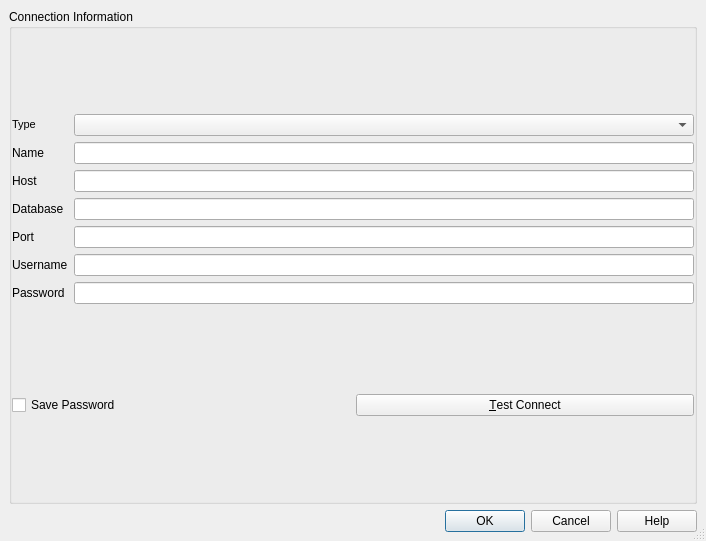
Qt form src/ui/qgsnewogrconnectionbase.ui (kadas-albireo/kadas-albireo) before a commit.
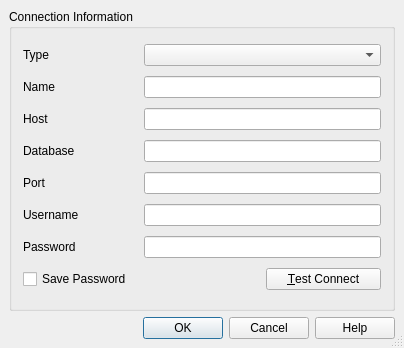
The same form after that commit.

```diff
--- a/src/ui/qgsnewogrconnectionbase.ui
+++ b/src/ui/qgsnewogrconnectionbase.ui
@@ -6,8 +6,8 @@
    <rect>
     <x>0</x>
     <y>0</y>
-    <width>706</width>
-    <height>541</height>
+    <width>404</width>
+    <height>348</height>
    </rect>
   </property>
   <property name="sizePolicy">
@@ -37,68 +37,21 @@
      <property name="title">
       <string>Connection Information</string>
      </property>
-     <layout class="QGridLayout">
-      <property name="margin">
-       <number>0</number>
-      </property>
-      <property name="spacing">
-       <number>5</number>
-      </property>
-      <item row="1" column="0">
-       <layout class="QHBoxLayout">
-        <property name="spacing">
-         <number>6</number>
-        </property>
-        <property name="margin">
-         <number>0</number>
-        </property>
-        <item>
-         <widget class="QCheckBox" name="chkStorePassword">
-          <property name="text">
-           <string>Save Password</string>
-          </property>
-         </widget>
-        </item>
-        <item>
-         <widget class="QPushButton" name="btnConnect">
-          <property name="text">
-           <string>&amp;Test Connect</string>
-          </property>
-         </widget>
-        </item>
-       </layout>
-      </item>
+     <layout class="QGridLayout" name="gridLayout">
       <item row="0" column="0">
-       <layout class="QHBoxLayout">
-        <property name="spacing">
-         <number>6</number>
-        </property>
-        <property name="margin">
-         <number>0</number>
-        </property>
-        <item>
-         <layout class="QVBoxLayout">
-          <property name="spacing">
-           <number>6</number>
-          </property>
-          <property name="margin">
-           <number>0</number>
-          </property>
-          <item>
            <widget class="QLabel" name="label">
             <property name="text">
-             <string>&lt;!DOCTYPE HTML PUBLIC &quot;-//W3C//DTD HTML 4.0//EN&quot; &quot;http://www.w3.org/TR/REC-html40/strict.dtd&quot;&gt;
-&lt;html&gt;&lt;head&gt;&lt;meta name=&quot;qrichtext&quot; content=&quot;1&quot; /&gt;&lt;style type=&quot;text/css&quot;&gt;
-p, li { white-space: pre-wrap; }
-&lt;/style&gt;&lt;/head&gt;&lt;body style=&quot; font-family:'MS Shell Dlg 2'; font-size:8.25pt; font-weight:400; font-style:normal;&quot;&gt;
-&lt;p style=&quot; margin-top:0px; margin-bottom:0px; margin-left:0px; margin-right:0px; -qt-block-indent:0; text-indent:0px;&quot;&gt;&lt;span style=&quot; font-size:8pt;&quot;&gt;Type&lt;/span&gt;&lt;/p&gt;&lt;/body&gt;&lt;/html&gt;</string>
+         <string>Type</string>
             </property>
             <property name="buddy">
              <cstring>cmbDatabaseTypes</cstring>
             </property>
            </widget>
           </item>
-          <item>
+      <item row="0" column="1" colspan="2">
+       <widget class="QComboBox" name="cmbDatabaseTypes"/>
+      </item>
+      <item row="1" column="0">
            <widget class="QLabel" name="TextLabel1_2">
             <property name="text">
              <string>Name</string>
@@ -108,7 +61,14 @@
             </property>
            </widget>
           </item>
-          <item>
+      <item row="1" column="1" colspan="2">
+       <widget class="QLineEdit" name="txtName">
+        <property name="toolTip">
+         <string>Name of the new connection</string>
+        </property>
+       </widget>
+      </item>
+      <item row="2" column="0">
            <widget class="QLabel" name="TextLabel1">
             <property name="text">
              <string>Host</string>
@@ -118,7 +78,10 @@
             </property>
            </widget>
           </item>
-          <item>
+      <item row="2" column="1" colspan="2">
+       <widget class="QLineEdit" name="txtHost"/>
+      </item>
+      <item row="3" column="0">
            <widget class="QLabel" name="TextLabel2">
             <property name="text">
              <string>Database</string>
@@ -128,7 +91,10 @@
             </property>
            </widget>
           </item>
-          <item>
+      <item row="3" column="1" colspan="2">
+       <widget class="QLineEdit" name="txtDatabase"/>
+      </item>
+      <item row="4" column="0">
            <widget class="QLabel" name="TextLabel2_2">
             <property name="text">
              <string>Port</string>
@@ -138,7 +104,14 @@
             </property>
            </widget>
           </item>
-          <item>
+      <item row="4" column="1" colspan="2">
+       <widget class="QLineEdit" name="txtPort">
+        <property name="text">
+         <string/>
+        </property>
+       </widget>
+      </item>
+      <item row="5" column="0">
            <widget class="QLabel" name="TextLabel3">
             <property name="text">
              <string>Username</string>
@@ -148,7 +121,10 @@
             </property>
            </widget>
           </item>
-          <item>
+      <item row="5" column="1" colspan="2">
+       <widget class="QLineEdit" name="txtUsername"/>
+      </item>
+      <item row="6" column="0">
            <widget class="QLabel" name="TextLabel3_2">
             <property name="text">
              <string>Password</string>
@@ -158,52 +134,26 @@
             </property>
            </widget>
           </item>
-         </layout>
-        </item>
-        <item>
-         <layout class="QVBoxLayout">
-          <property name="spacing">
-           <number>6</number>
-          </property>
-          <property name="margin">
-           <number>0</number>
-          </property>
-          <item>
-           <widget class="QComboBox" name="cmbDatabaseTypes"/>
-          </item>
-          <item>
-           <widget class="QLineEdit" name="txtName">
-            <property name="toolTip">
-             <string>Name of the new connection</string>
-            </property>
-           </widget>
-          </item>
-          <item>
-           <widget class="QLineEdit" name="txtHost"/>
-          </item>
-          <item>
-           <widget class="QLineEdit" name="txtDatabase"/>
-          </item>
-          <item>
-           <widget class="QLineEdit" name="txtPort">
-            <property name="text">
-             <string/>
-            </property>
-           </widget>
-          </item>
-          <item>
-           <widget class="QLineEdit" name="txtUsername"/>
-          </item>
-          <item>
+      <item row="6" column="1" colspan="2">
            <widget class="QLineEdit" name="txtPassword">
             <property name="echoMode">
              <enum>QLineEdit::Password</enum>
             </property>
            </widget>
           </item>
-         </layout>
-        </item>
-       </layout>
+      <item row="7" column="0">
+       <widget class="QCheckBox" name="chkStorePassword">
+        <property name="text">
+         <string>Save Password</string>
+        </property>
+       </widget>
+      </item>
+      <item row="7" column="2">
+       <widget class="QPushButton" name="btnConnect">
+        <property name="text">
+         <string>&amp;Test Connect</string>
+        </property>
+       </widget>
       </item>
      </layout>
     </widget>
```
Lines whose indentation alone changed are shown as unchanged.
